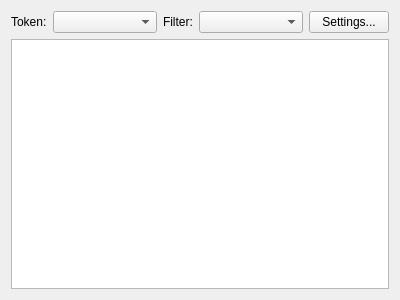
The window that kate/plugins/pate/src/plugins/gid/tool.ui (KDE/kate) describes before a commit, drawn with Qt 5.
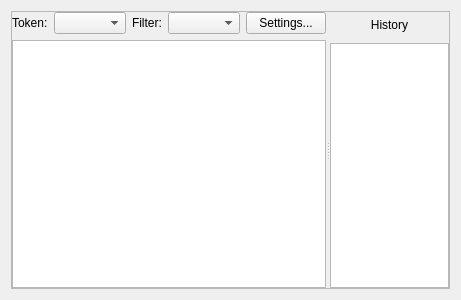
The same window after the commit. Custom widgets are drawn as their Qt base class.

Commit message:
Add a navigation history function to the GID browser
Add a history stack to allow easy backtracking etc.

What changed in the file:
```diff
--- a/kate/plugins/pate/src/plugins/gid/tool.ui
+++ b/kate/plugins/pate/src/plugins/gid/tool.ui
@@ -6,13 +6,26 @@
    <rect>
     <x>0</x>
     <y>0</y>
-    <width>400</width>
+    <width>461</width>
     <height>300</height>
    </rect>
   </property>
   <property name="windowTitle">
    <string>tool</string>
   </property>
+  <layout class="QHBoxLayout" name="horizontalLayout_2">
+   <item>
+    <widget class="QSplitter" name="frame_2">
+     <property name="frameShape">
+      <enum>QFrame::StyledPanel</enum>
+     </property>
+     <property name="frameShadow">
+      <enum>QFrame::Raised</enum>
+     </property>
+     <property name="orientation">
+      <enum>Qt::Horizontal</enum>
+     </property>
+     <widget class="QWidget" name="navPane" native="true">
   <layout class="QGridLayout" name="gridLayout">
    <item row="0" column="0">
     <widget class="QLabel" name="labelToken">
@@ -84,6 +97,43 @@
      <property name="expandsOnDoubleClick">
       <bool>false</bool>
      </property>
+        </widget>
+       </item>
+      </layout>
+     </widget>
+     <widget class="QWidget" name="historyPane" native="true">
+      <layout class="QVBoxLayout" name="verticalLayout">
+       <item>
+        <widget class="QLabel" name="labelHistory">
+         <property name="minimumSize">
+          <size>
+           <width>0</width>
+           <height>25</height>
+          </size>
+         </property>
+         <property name="text">
+          <string>History</string>
+         </property>
+         <property name="alignment">
+          <set>Qt::AlignCenter</set>
+         </property>
+        </widget>
+       </item>
+       <item>
+        <widget class="QTableView" name="history">
+         <property name="editTriggers">
+          <set>QAbstractItemView::NoEditTriggers</set>
+         </property>
+         <property name="selectionMode">
+          <enum>QAbstractItemView::SingleSelection</enum>
+         </property>
+         <property name="selectionBehavior">
+          <enum>QAbstractItemView::SelectRows</enum>
+         </property>
+        </widget>
+       </item>
+      </layout>
+     </widget>
     </widget>
    </item>
   </layout>
```
Left out of the diff: 6 changed lines with no effect on the pictures. Lines whose indentation alone changed are shown as unchanged. The commit also changes 1 other file.
